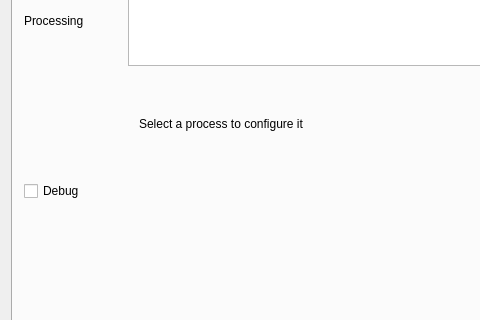
Before: the Qt Designer form src/app/ambiled.ui in zAAmpie/ambiled_desktop, drawn with Qt 5; both pictures show x 0 to 480 and y 273 to 593 of the 732 by 722 pixel window.
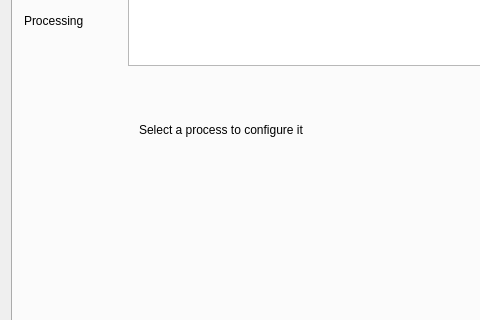
After: the same form once the commit is applied. The open tabs and pages were chosen to show the change. Icons and pictures are not drawn.

Diff of the .ui file:
```diff
--- a/src/app/ambiled.ui
+++ b/src/app/ambiled.ui
@@ -1046,19 +1046,6 @@
           </widget>
          </widget>
         </item>
-        <item row="6" column="0">
-         <widget class="QCheckBox" name="debugCheckBox">
-          <property name="sizePolicy">
-           <sizepolicy hsizetype="Fixed" vsizetype="Fixed">
-            <horstretch>0</horstretch>
-            <verstretch>0</verstretch>
-           </sizepolicy>
-          </property>
-          <property name="text">
-           <string>Debug</string>
-          </property>
-         </widget>
-        </item>
         <item row="4" column="2">
          <widget class="QListWidget" name="processingList">
           <property name="sizePolicy">
```
